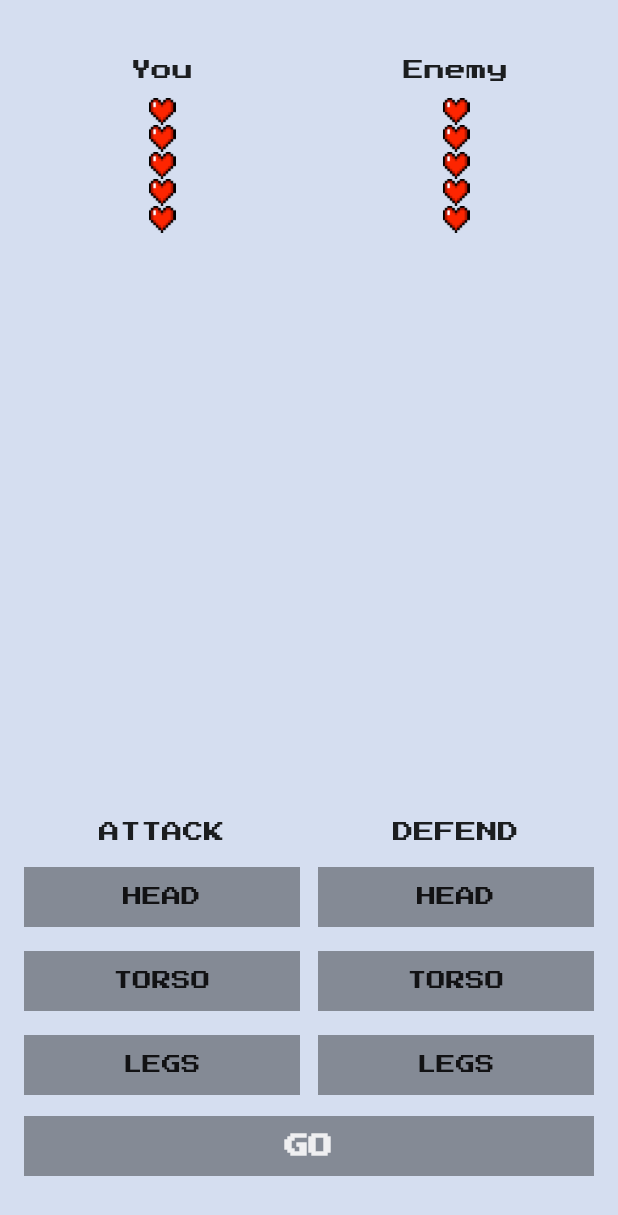
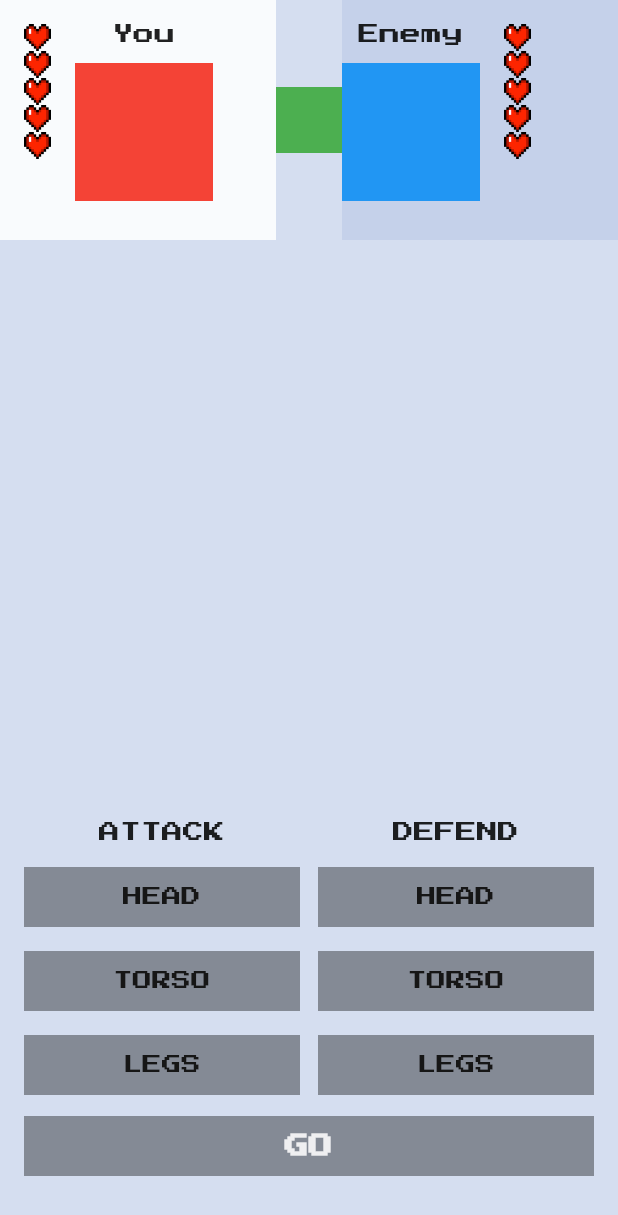
Before and after one commit to romasks/flutter_fight_club, a Flutter app: the screen it shows after launch, on a phone screen of 412 x 824 dp. Shown: the top 1215 px of the screen. Run offline on Flutter 3.47's test engine with Material 2 defaults, Android fonts, the phone set to English and light mode, and no system bars; our stand-ins replace google_fonts.

Commit message:
Start change FightersInfo

```diff
--- a/lib/fight_club_colors.dart
+++ b/lib/fight_club_colors.dart
@@ -10,5 +10,6 @@ class FightClubColors {
   static const blackButton = Colors.black87;
   static const darkGreyText = Color(0xFF161616);
   static const whiteText = Color(0xDDFFFFFF);
+  static const darkViolet = Color(0xFFC5D1EA);
 
 }
--- a/lib/main.dart
+++ b/lib/main.dart
@@ -49,7 +49,6 @@ class MyHomePageState extends State<MyHomePage> {
       body: SafeArea(
         child: Column(
           children: [
-            SizedBox(height: 40),
             FightersInfo(
               maxLivesCount: maxLives,
               yourLivesCount: yourLives,
@@ -174,34 +173,85 @@ class FightersInfo extends StatelessWidget {
 
   @override
   Widget build(BuildContext context) {
-    return Column(
+    return SizedBox(
+      height: 160,
+      child: Row(
         children: [
-        Row(
+          Expanded(
+              child: ColoredBox(
+            color: FightClubColors.whiteText,
+            child: Row(
               children: [
-            SizedBox(width: 16),
-            Expanded(child: Center(child: Text("You"))),
-            SizedBox(width: 12),
-            Expanded(child: Center(child: Text("Enemy"))),
-            SizedBox(width: 16),
-          ],
-        ),
-        SizedBox(height: 11),
-        Row(
-          children: [
-            SizedBox(width: 16),
-            LivesWidget(
+                Padding(
+                  padding: const EdgeInsets.all(16.0),
+                  child: LivesWidget(
                     overallLivesCount: maxLivesCount,
                     currentLivesCount: yourLivesCount,
                   ),
-            SizedBox(width: 12),
-            LivesWidget(
+                ),
+                Column(
+                  children: [
+                    const SizedBox(
+                      height: 16,
+                    ),
+                    Text("You"),
+                    const SizedBox(
+                      height: 12,
+                    ),
+                    ColoredBox(
+                      color: Colors.red,
+                      child: SizedBox(
+                        height: 92,
+                        width: 92,
+                      ),
+                    )
+                  ],
+                ),
+              ],
+            ),
+          )),
+          ColoredBox(
+              color: Colors.green,
+              child: SizedBox(
+                width: 44,
+                height: 44,
+              )),
+          Expanded(
+            child: ColoredBox(
+              color: FightClubColors.darkViolet,
+              child: Row(
+                children: [
+                  Column(
+                    children: [
+                      const SizedBox(
+                        height: 16,
+                      ),
+                      Text("Enemy"),
+                      const SizedBox(
+                        height: 12,
+                      ),
+                      ColoredBox(
+                        color: Colors.blue,
+                        child: SizedBox(
+                          height: 92,
+                          width: 92,
+                        ),
+                      )
+                    ],
+                  ),
+                  Padding(
+                    padding: const EdgeInsets.all(16.0),
+                    child: LivesWidget(
                       overallLivesCount: maxLivesCount,
                       currentLivesCount: enemyLivesCount,
                     ),
-            SizedBox(width: 16),
+                  ),
                 ],
               ),
+            ),
+          ),
         ],
+      ),
     );
   }
 }
@@ -344,6 +394,9 @@ class BodyPartButton extends StatelessWidget {
                   child: Text(
                     bodyPart.name.toUpperCase(),
                     style: TextStyle(
+                      color: selected
+                          ? FightClubColors.whiteText
+                          : FightClubColors.darkGreyText,
                       fontWeight: FontWeight.w400,
                       fontSize: 13,
                     ),
```
Lines whose indentation alone changed are shown as unchanged.
